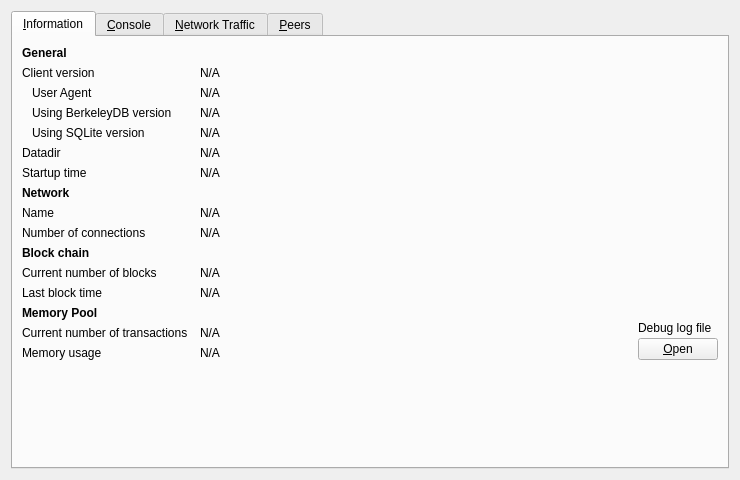
Before: the Qt Designer form src/qt/forms/debugwindow.ui in goomario/btchd, drawn with Qt 5.
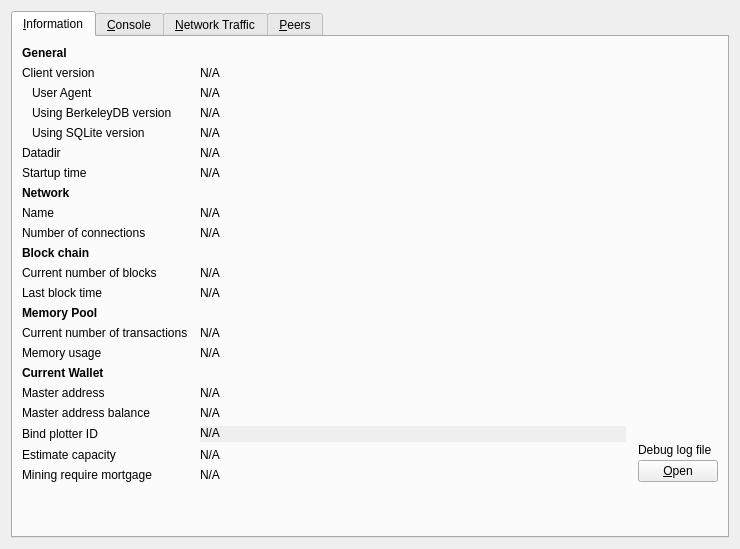
After: the same form once the commit is applied. Icons and pictures are not drawn. Custom widgets are drawn as their Qt base class.

Commit message: add mortgage and current wallet information for console debug window

Diff of the .ui file:
```diff
--- a/src/qt/forms/debugwindow.ui
+++ b/src/qt/forms/debugwindow.ui
@@ -7,7 +7,7 @@
     <x>0</x>
     <y>0</y>
     <width>740</width>
-    <height>430</height>
+    <height>549</height>
    </rect>
   </property>
   <property name="windowTitle">
@@ -367,7 +367,172 @@
          </property>
         </widget>
        </item>
-       <item row="13" column="2" rowspan="3">
+       <item row="16" column="0">
+        <widget class="QLabel" name="labelCurrentWalletTitle">
+         <property name="font">
+          <font>
+           <weight>75</weight>
+           <bold>true</bold>
+          </font>
+         </property>
+         <property name="text">
+          <string>Current Wallet</string>
+         </property>
+        </widget>
+       </item>
+       <item row="17" column="0">
+        <widget class="QLabel" name="labelMasterAddress">
+         <property name="text">
+          <string>Master address</string>
+         </property>
+        </widget>
+       </item>
+       <item row="17" column="1">
+        <widget class="QLabel" name="masterAddress">
+         <property name="cursor">
+          <cursorShape>IBeamCursor</cursorShape>
+         </property>
+         <property name="text">
+          <string>N/A</string>
+         </property>
+         <property name="textFormat">
+          <enum>Qt::PlainText</enum>
+         </property>
+         <property name="textInteractionFlags">
+          <set>Qt::LinksAccessibleByMouse|Qt::TextSelectableByKeyboard|Qt::TextSelectableByMouse</set>
+         </property>
+        </widget>
+       </item>
+       <item row="18" column="0">
+        <widget class="QLabel" name="labelMasterAddressBalance">
+         <property name="text">
+          <string>Master address balance</string>
+         </property>
+        </widget>
+       </item>
+       <item row="18" column="1">
+        <widget class="QLabel" name="masterAddressBalance">
+         <property name="cursor">
+          <cursorShape>IBeamCursor</cursorShape>
+         </property>
+         <property name="text">
+          <string>N/A</string>
+         </property>
+         <property name="textFormat">
+          <enum>Qt::PlainText</enum>
+         </property>
+         <property name="textInteractionFlags">
+          <set>Qt::LinksAccessibleByMouse|Qt::TextSelectableByKeyboard|Qt::TextSelectableByMouse</set>
+         </property>
+        </widget>
+       </item>
+       <item row="19" column="0">
+        <widget class="QLabel" name="labelBindPlotterId">
+         <property name="text">
+          <string>Bind plotter ID</string>
+         </property>
+        </widget>
+       </item>
+       <item row="19" column="1">
+        <widget class="QScrollArea" name="bindPlotterIdContainer">
+         <property name="sizePolicy">
+          <sizepolicy hsizetype="Expanding" vsizetype="Preferred">
+           <horstretch>0</horstretch>
+           <verstretch>0</verstretch>
+          </sizepolicy>
+         </property>
+         <property name="maximumSize">
+          <size>
+           <width>16777215</width>
+           <height>16</height>
+          </size>
+         </property>
+         <property name="frameShape">
+          <enum>QFrame::NoFrame</enum>
+         </property>
+         <property name="frameShadow">
+          <enum>QFrame::Plain</enum>
+         </property>
+         <property name="verticalScrollBarPolicy">
+          <enum>Qt::ScrollBarAlwaysOff</enum>
+         </property>
+         <property name="horizontalScrollBarPolicy">
+          <enum>Qt::ScrollBarAlwaysOff</enum>
+         </property>
+         <widget class="QLabel" name="bindPlotterId">
+          <property name="geometry">
+           <rect>
+            <x>0</x>
+            <y>0</y>
+            <width>32767</width>
+            <height>14</height>
+           </rect>
+          </property>
+          <property name="cursor">
+           <cursorShape>IBeamCursor</cursorShape>
+          </property>
+          <property name="text">
+           <string>N/A</string>
+          </property>
+          <property name="textFormat">
+           <enum>Qt::PlainText</enum>
+          </property>
+          <property name="wordWrap">
+           <bool>true</bool>
+          </property>
+          <property name="textInteractionFlags">
+           <set>Qt::LinksAccessibleByMouse|Qt::TextSelectableByKeyboard|Qt::TextSelectableByMouse</set>
+          </property>
+         </widget>
+        </widget>
+       </item>
+       <item row="20" column="0">
+        <widget class="QLabel" name="labelEstimateCapacity">
+         <property name="text">
+          <string>Estimate capacity</string>
+         </property>
+        </widget>
+       </item>
+       <item row="20" column="1">
+        <widget class="QLabel" name="estimateCapacity">
+         <property name="cursor">
+          <cursorShape>IBeamCursor</cursorShape>
+         </property>
+         <property name="text">
+          <string>N/A</string>
+         </property>
+         <property name="textFormat">
+          <enum>Qt::PlainText</enum>
+         </property>
+         <property name="textInteractionFlags">
+          <set>Qt::LinksAccessibleByMouse|Qt::TextSelectableByKeyboard|Qt::TextSelectableByMouse</set>
+         </property>
+        </widget>
+       </item>
+       <item row="21" column="0">
+        <widget class="QLabel" name="labelMiningRequireMortgage">
+         <property name="text">
+          <string>Mining require mortgage</string>
+         </property>
+        </widget>
+       </item>
+       <item row="21" column="1">
+        <widget class="QLabel" name="miningRequireMortgage">
+         <property name="cursor">
+          <cursorShape>IBeamCursor</cursorShape>
+         </property>
+         <property name="text">
+          <string>N/A</string>
+         </property>
+         <property name="textFormat">
+          <enum>Qt::PlainText</enum>
+         </property>
+         <property name="textInteractionFlags">
+          <set>Qt::LinksAccessibleByMouse|Qt::TextSelectableByKeyboard|Qt::TextSelectableByMouse</set>
+         </property>
+        </widget>
+       </item>
+       <item row="19" column="2" rowspan="3">
         <layout class="QVBoxLayout" name="verticalLayoutDebugButton">
          <property name="spacing">
           <number>3</number>
@@ -407,7 +572,7 @@
          </item>
         </layout>
        </item>
-       <item row="16" column="0">
+       <item row="22" column="0">
         <spacer name="verticalSpacer">
          <property name="orientation">
           <enum>Qt::Vertical</enum>
```
Left out of the diff: 28 changed lines with no effect on the pictures. The commit also changes 12 other files.
